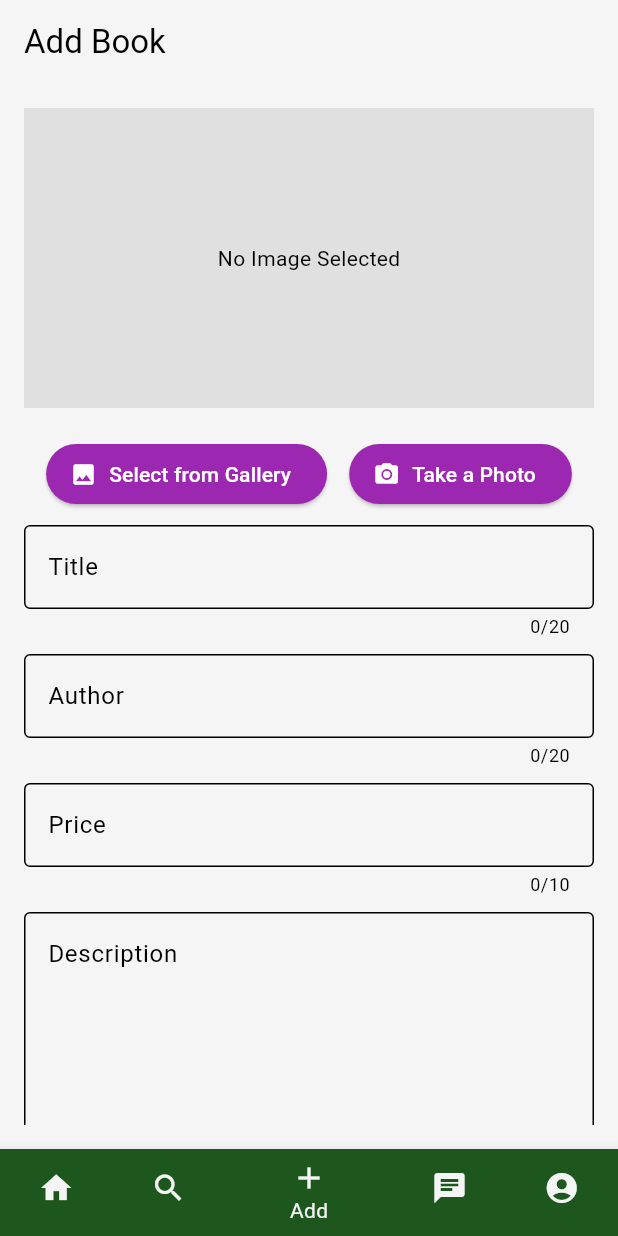
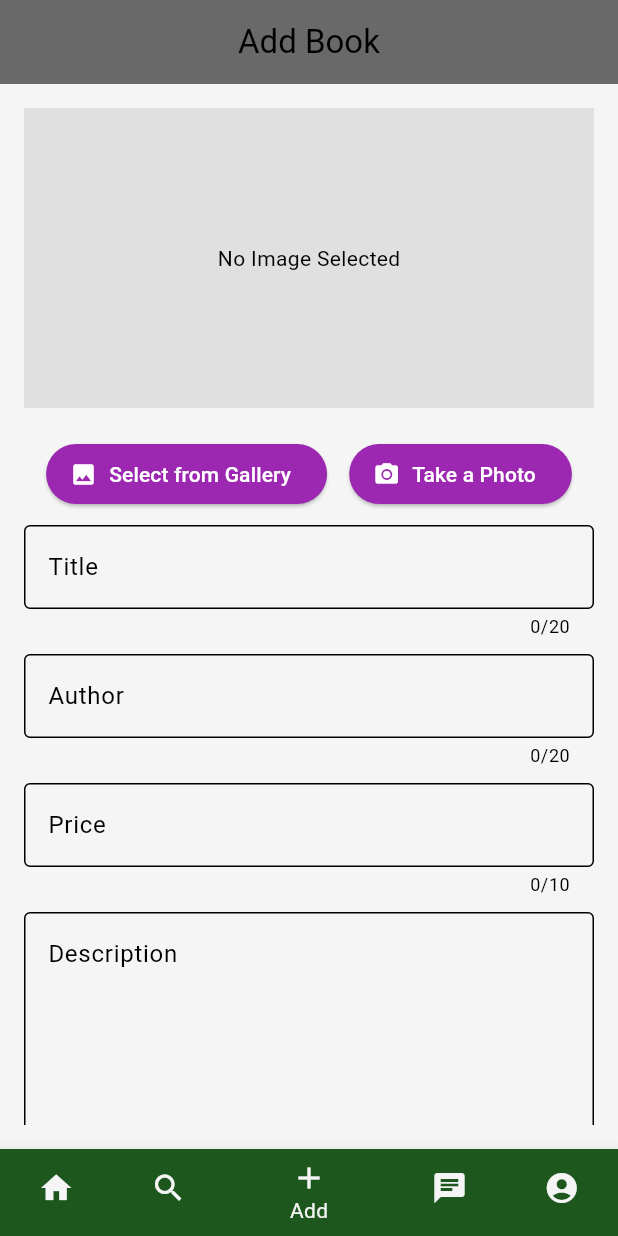
Before and after one commit to baukamobile/book_swap_ai, a Flutter app: the screen it shows after launch, item 3 of the bottom bar chosen, on a phone screen of 412 x 824 dp. Run offline on Flutter 3.47's test engine with Material 3 defaults, Android fonts, the light colour scheme and no system bars; our stand-ins replace dash_chat_2, flutter_bloc, flutter_card_swiper, flutter_dotenv, flutter_gemini, flutter_spinkit and 1 more; missing offline and left inert: chat_gpt_sdk; network calls fail.

Commit message:
some changing not suficiant, changing appbars color profile page appbar

```diff
--- a/lib/components/models/chat_screen.dart
+++ b/lib/components/models/chat_screen.dart
@@ -15,7 +15,7 @@ class _ChatScreenState extends State<ChatScreen> {
         title: const Text("Sam Smith"),
       ),
       body: Padding(
-        padding: const EdgeInsets.all(16.0),
+        padding: const EdgeInsets.all(6.0),
         child: Column(
           mainAxisAlignment: MainAxisAlignment.end,
            // Aligns the input bar at the bottom
--- a/lib/pages/add_book.dart
+++ b/lib/pages/add_book.dart
@@ -1,4 +1,5 @@
 import 'dart:io';
+import 'package:book_swap_ai/themes/dark_mode.dart';
 import 'package:flutter/material.dart';
 import 'package:image_picker/image_picker.dart';
 
@@ -18,6 +19,8 @@ class _AddBookState extends State<AddBook> {
     return Scaffold(
       appBar: AppBar(
         title: const Text('Add Book'),
+        centerTitle: true,
+        backgroundColor: darkMode.colorScheme.primary,
       ),
       body: Padding(
         padding: const EdgeInsets.all(16.0),
--- a/lib/pages/home_page.dart
+++ b/lib/pages/home_page.dart
@@ -2,6 +2,7 @@ import 'dart:convert';
 import 'dart:math'; // Import for random selection
 import 'package:book_swap_ai/components/user_chat.dart';
 import 'package:book_swap_ai/pages/profile.dart';
+import 'package:book_swap_ai/themes/dark_mode.dart';
 import 'package:flutter/material.dart';
 import 'package:flutter_card_swiper/flutter_card_swiper.dart';
 import 'package:http/http.dart' as http;
@@ -87,16 +88,18 @@ class _HomePageState extends State<HomePage> {
   Widget build(BuildContext context) {
     return SafeArea(
       child: Scaffold(
+        appBar: AppBar(
+          title: Text('Books'),
+          centerTitle: true,
+          backgroundColor: darkMode.colorScheme.inversePrimary,
+        ),
 
         // appBar: AppBar(
         //   backgroundColor: Colors.amber,
         //   title: const Text('Books'),
         // ),
         body: books.isEmpty
-            ? Padding(
-              padding: const EdgeInsets.only(bottom: 50),
-              child: const Center(child: CircularProgressIndicator()),
-            )
+            ? const Center(child: CircularProgressIndicator())
             : Column(
               children: [
                 Expanded(
--- a/lib/pages/profile.dart
+++ b/lib/pages/profile.dart
@@ -134,6 +134,9 @@ class _ProfilePageState extends State<ProfilePage> {
                       },
                       icon: Icon(Icons.bookmark),
                     ),
+                    Text("Profile Page",style: TextStyle(
+                      fontSize: 20,fontWeight: FontWeight.w600
+                    ),),
                     IconButton(
                       onPressed: () {
                         Navigator.of(context).push(MaterialPageRoute(
--- a/lib/pages/search_page.dart
+++ b/lib/pages/search_page.dart
@@ -1,5 +1,6 @@
 import 'dart:convert';
 import 'dart:math';
+import 'package:book_swap_ai/themes/dark_mode.dart';
 import 'package:flutter/material.dart';
 import 'package:book_swap_ai/pages/chatting.dart';
 import 'package:http/http.dart' as http;
```
